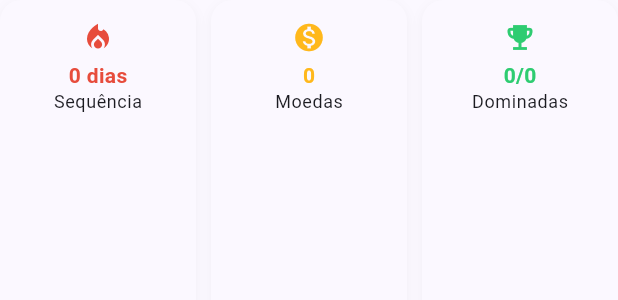
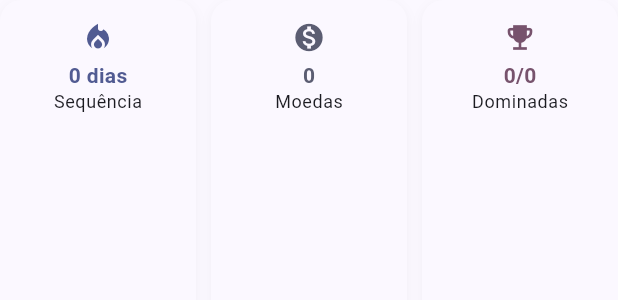
Before and after one commit to zka32101/shoukore_br_matematica, a Flutter app: the _StatsRow widget shown alone on an empty page, opened directly with empty values, on a phone screen of 412 x 824 dp. Shown: the top 300 px of the screen. Run offline on Flutter 3.47's test engine with Material 3 defaults, Android fonts, the phone set to English and light mode, and no system bars; our stand-ins replace flutter_tts; missing offline and left inert: purchases_flutter, shoukore_core_global; generated files the repository leaves out were written again.

Commit message:
ホーム画面の統計カード3色もアプリの教科色に統一
単元カードに続き、統計カード(れんぞく/コイン/クリア数)も無関係な
3色相(赤/黄/緑)から、Material3がテーマシード色から生成する3つの
トナルロール(primary/secondary/tertiary)に統一した。バッジ・メダルの
ゴールド色(amber)は「達成」を示す慣習的な配色のため、そのまま維持する。

Co-Authored-By: Claude Sonnet 5 <noreply@anthropic.com>
Claude-Session: https://claude.ai/code/session_01B8G91K6QozonSY7DXBeR1D

```diff
--- a/lib/home_screen.dart
+++ b/lib/home_screen.dart
@@ -801,27 +801,32 @@ class _StatsRow extends StatelessWidget {
 
   @override
   Widget build(BuildContext context) {
+    // JP版は統計カードごとに無関係な3色相(赤/黄/緑)を使っているが、
+    // BR版は単元カードと同じ方針(アプリの教科色=テーマシード色に統一)に
+    // 合わせ、Material3が1つのシード色から生成する3つのトナルロール
+    // (primary/secondary/tertiary)で区別する。
+    final colorScheme = Theme.of(context).colorScheme;
     return Row(
       children: [
         _StatCard(
           icon: Icons.local_fire_department,
           value: '$streakDays dias',
           label: 'Sequência',
-          color: const Color(0xFFE74C3C),
+          color: colorScheme.primary,
         ),
         const SizedBox(width: 10),
         _StatCard(
           icon: Icons.monetization_on,
           value: '$coins',
           label: 'Moedas',
-          color: const Color(0xFFFFB81C),
+          color: colorScheme.secondary,
         ),
         const SizedBox(width: 10),
         _StatCard(
           icon: Icons.emoji_events,
           value: '$clearedUnits/$totalUnits',
           label: 'Dominadas',
-          color: const Color(0xFF2ECC71),
+          color: colorScheme.tertiary,
         ),
       ],
     );
```
